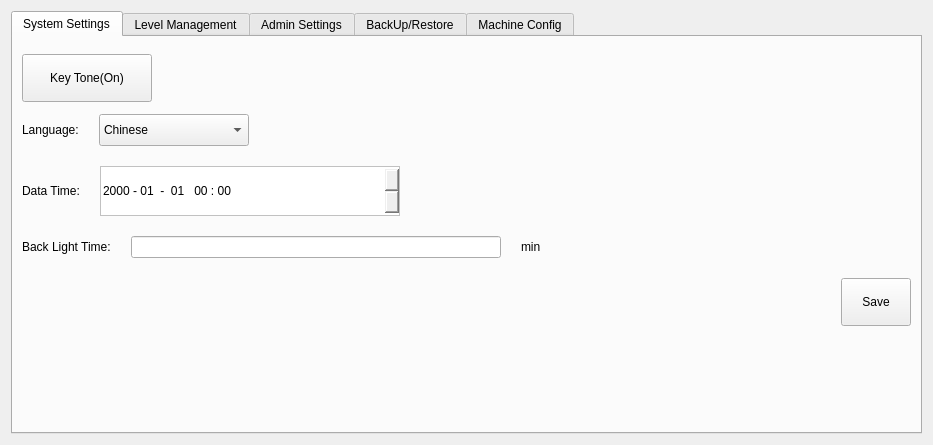
Before: the Qt Designer form hcsettings/ichcsystemsettingsframe.ui in GaussCheng/2-5AxisPunch, drawn with Qt 5.
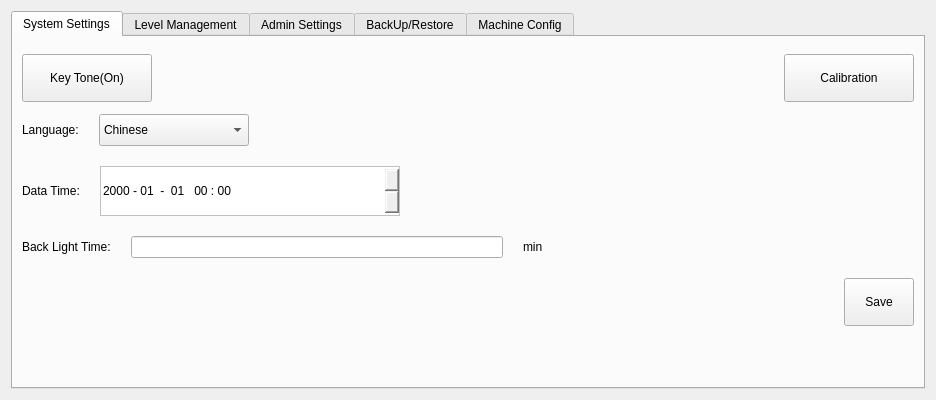
After: the same form once the commit is applied. Icons and pictures are not drawn. Custom widgets are drawn as their Qt base class.

Diff of the .ui file:
```diff
--- a/hcsettings/ichcsystemsettingsframe.ui
+++ b/hcsettings/ichcsystemsettingsframe.ui
@@ -6,8 +6,8 @@
    <rect>
     <x>0</x>
     <y>0</y>
-    <width>933</width>
-    <height>445</height>
+    <width>936</width>
+    <height>400</height>
    </rect>
   </property>
   <property name="windowTitle">
@@ -43,6 +43,8 @@
         <number>20</number>
        </property>
        <item>
+        <layout class="QHBoxLayout" name="horizontalLayout_15">
+         <item>
         <widget class="QPushButton" name="keyToneButton">
          <property name="sizePolicy">
           <sizepolicy hsizetype="Minimum" vsizetype="Preferred">
@@ -69,6 +71,46 @@
           <bool>true</bool>
          </property>
         </widget>
+         </item>
+         <item>
+          <spacer name="horizontalSpacer_13">
+           <property name="orientation">
+            <enum>Qt::Horizontal</enum>
+           </property>
+           <property name="sizeHint" stdset="0">
+            <size>
+             <width>40</width>
+             <height>20</height>
+            </size>
+           </property>
+          </spacer>
+         </item>
+         <item>
+          <widget class="QPushButton" name="calibrationBtn">
+           <property name="sizePolicy">
+            <sizepolicy hsizetype="Minimum" vsizetype="Preferred">
+             <horstretch>0</horstretch>
+             <verstretch>0</verstretch>
+            </sizepolicy>
+           </property>
+           <property name="minimumSize">
+            <size>
+             <width>130</width>
+             <height>48</height>
+            </size>
+           </property>
+           <property name="maximumSize">
+            <size>
+             <width>130</width>
+             <height>32</height>
+            </size>
+           </property>
+           <property name="text">
+            <string>Calibration</string>
+           </property>
+          </widget>
+         </item>
+        </layout>
        </item>
        <item>
         <layout class="QHBoxLayout" name="horizontalLayout">
```
Lines whose indentation alone changed are shown as unchanged.
